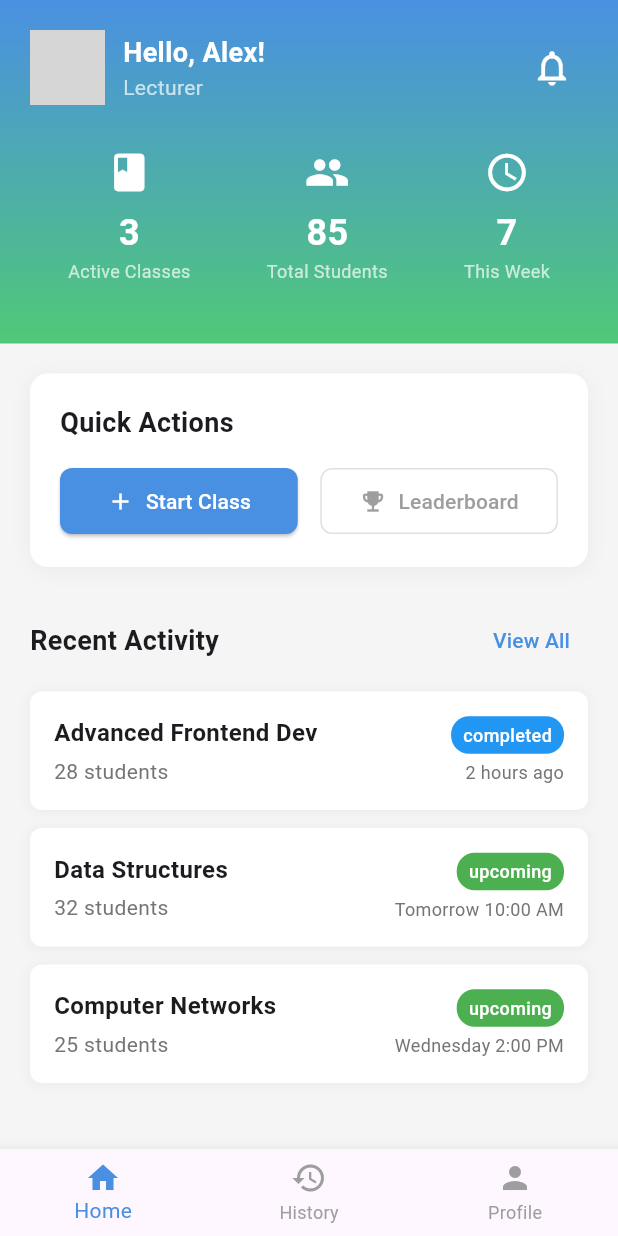
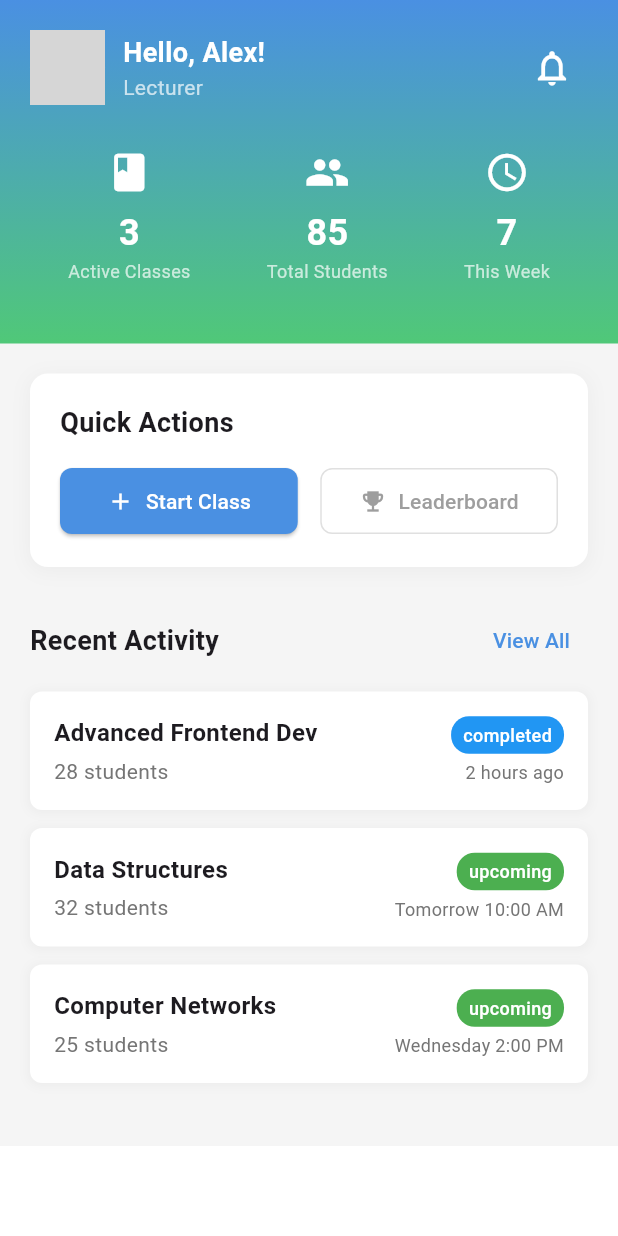
Before and after one commit to Sharif2138/ClassBizz-app, a Flutter app: the screen it shows after launch, on a phone screen of 412 x 824 dp. Run offline on Flutter 3.47's test engine with Material 3 defaults, Android fonts, the phone set to English and light mode, and no system bars; grey boxes are pictures that could not be loaded.

Commit message:
Updated the bottom nav

```diff
--- a/lib/screens/lecturer/lecturer_home_screen.dart
+++ b/lib/screens/lecturer/lecturer_home_screen.dart
@@ -212,25 +212,10 @@ class LecturerHomeScreen extends StatelessWidget {
           ),
         ],
       ),
-      bottomNavigationBar: BottomNavigationBar(
-        currentIndex: 0,
-        type: BottomNavigationBarType.fixed,
-        selectedItemColor: const Color(0xFF4A90E2),
-        unselectedItemColor: Colors.grey,
-        items: const [
-          BottomNavigationBarItem(
-            icon: Icon(Icons.home),
-            label: 'Home',
-          ),
-          BottomNavigationBarItem(
-            icon: Icon(Icons.history),
-            label: 'History',
-          ),
-          BottomNavigationBarItem(
-            icon: Icon(Icons.person),
-            label: 'Profile',
-          ),
-        ],
+bottomNavigationBar: Container(
+        height: 60,
+        color: Colors.white,
+        // Bottom navigation will be imported and called here
       ),
     );
   }
```
